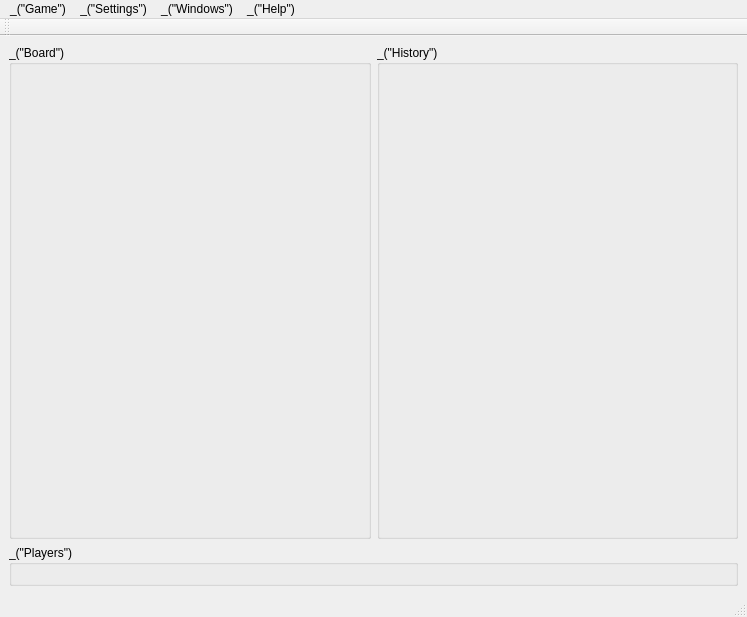
Above: qt/ui/main_window.ui from cjlano/eliot before the change. Below: the same form after it.
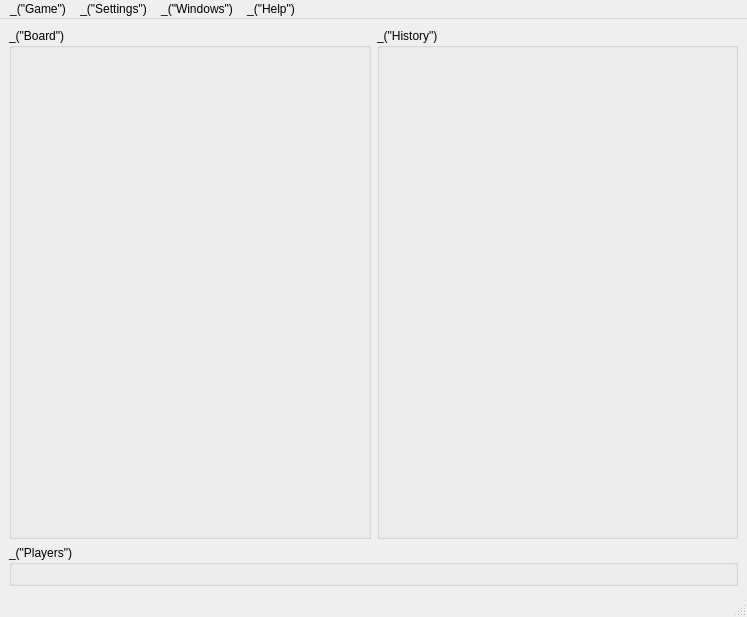
That is the form after the change. Icons and pictures are not drawn.

Commit message: Qt interface:  - Initialize the random numbers generator, and print the seed value  - Handle properly Qt builds without STL support  - Save the position of the main window  - Got rid of the useless toolbar  - Better size of the preferences dialog  - Hopefully fixed translation issues on Windows  - The Settings class throws an exception when asked for a non-existing setting

```diff
--- a/qt/ui/main_window.ui
+++ b/qt/ui/main_window.ui
@@ -20,9 +20,9 @@
    <property name="geometry" >
     <rect>
      <x>0</x>
-     <y>37</y>
+     <y>26</y>
      <width>747</width>
-     <height>557</height>
+     <height>568</height>
     </rect>
    </property>
    <layout class="QVBoxLayout" >
@@ -126,25 +126,6 @@
     </rect>
    </property>
   </widget>
-  <widget class="QToolBar" name="toolBar" >
-   <property name="geometry" >
-    <rect>
-     <x>0</x>
-     <y>26</y>
-     <width>747</width>
-     <height>11</height>
-    </rect>
-   </property>
-   <property name="windowTitle" >
-    <string>toolBar</string>
-   </property>
-   <attribute name="toolBarArea" >
-    <enum>TopToolBarArea</enum>
-   </attribute>
-   <attribute name="toolBarBreak" >
-    <bool>false</bool>
-   </attribute>
-  </widget>
   <action name="action_SettingsChooseDic" >
    <property name="text" >
     <string>_("Choose dictionary...")</string>
```
The commit also changes 14 other files.
